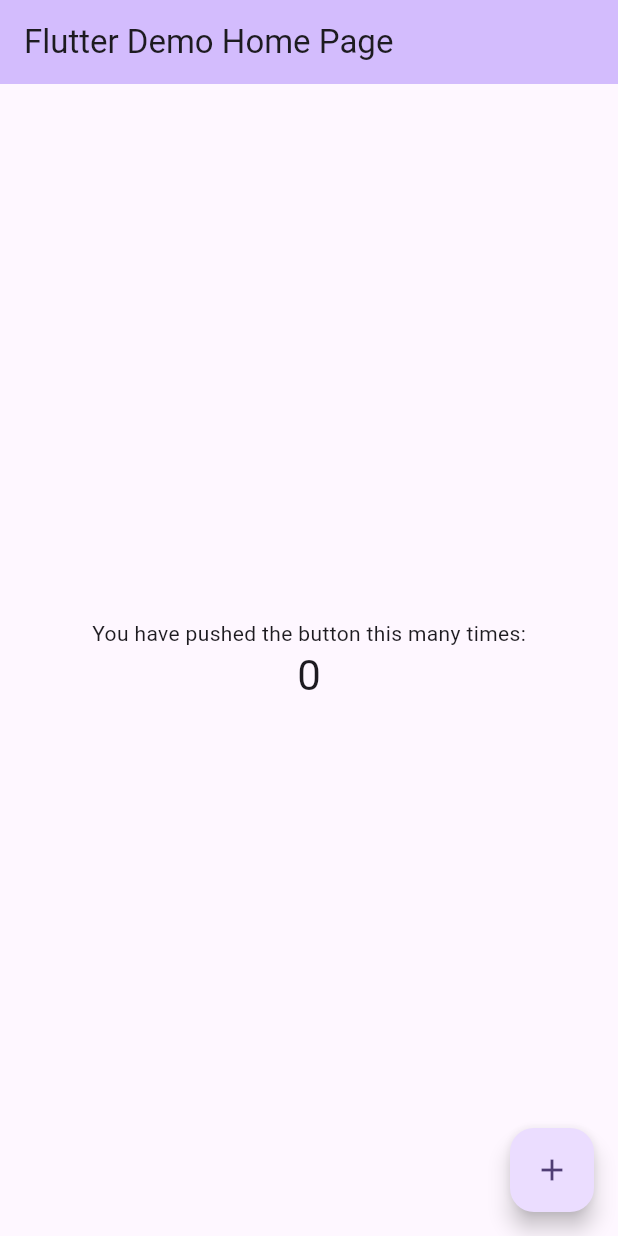
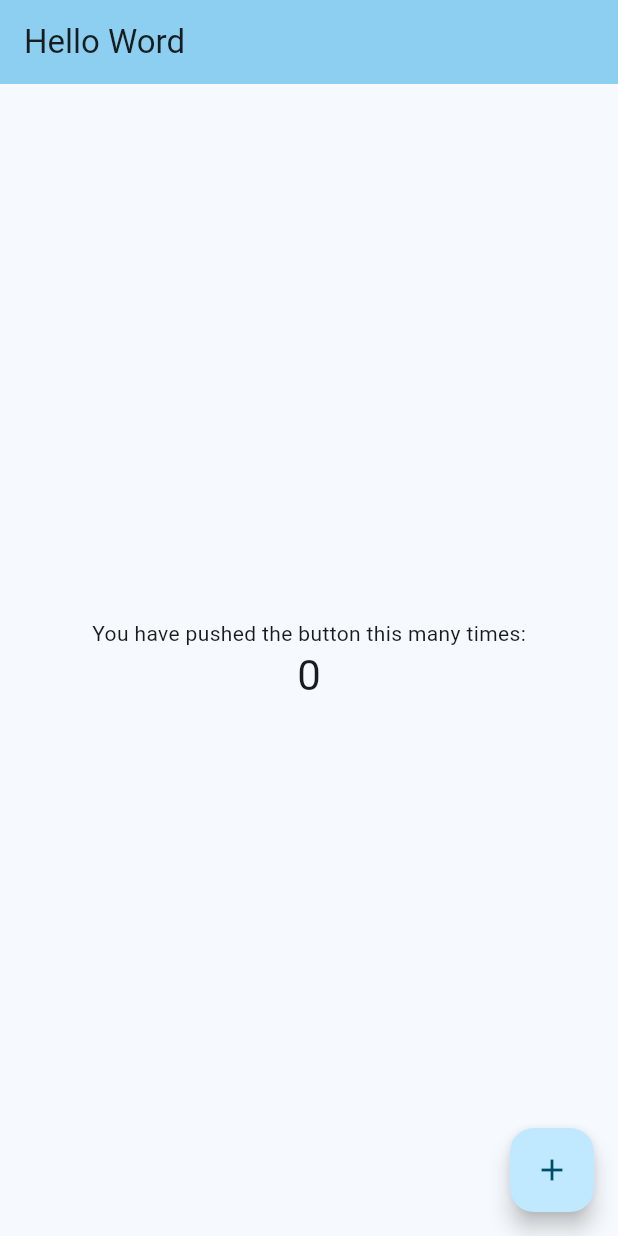
Before and after one commit to Durato/androidapp, a Flutter app: the screen it shows after launch, on a phone screen of 412 x 824 dp. Run offline on Flutter 3.47's test engine with Material 3 defaults, Android fonts, the phone set to English and light mode, and no system bars.

Commit message:
Update theme color and home page title
Changed the seed color in the app's color scheme to a custom ARGB value and updated the home page title to 'Hello Word'.

```diff
--- a/meu_primeiro_app/lib/main.dart
+++ b/meu_primeiro_app/lib/main.dart
@@ -28,9 +28,9 @@ class MyApp extends StatelessWidget {
         //
         // This works for code too, not just values: Most code changes can be
         // tested with just a hot reload.
-        colorScheme: ColorScheme.fromSeed(seedColor: Colors.deepPurple),
+        colorScheme: ColorScheme.fromSeed(seedColor: const Color.fromARGB(255, 0, 121, 158)),
       ),
-      home: const MyHomePage(title: 'Flutter Demo Home Page'),
+      home: const MyHomePage(title: 'Hello Word'),
     );
   }
 }
```
